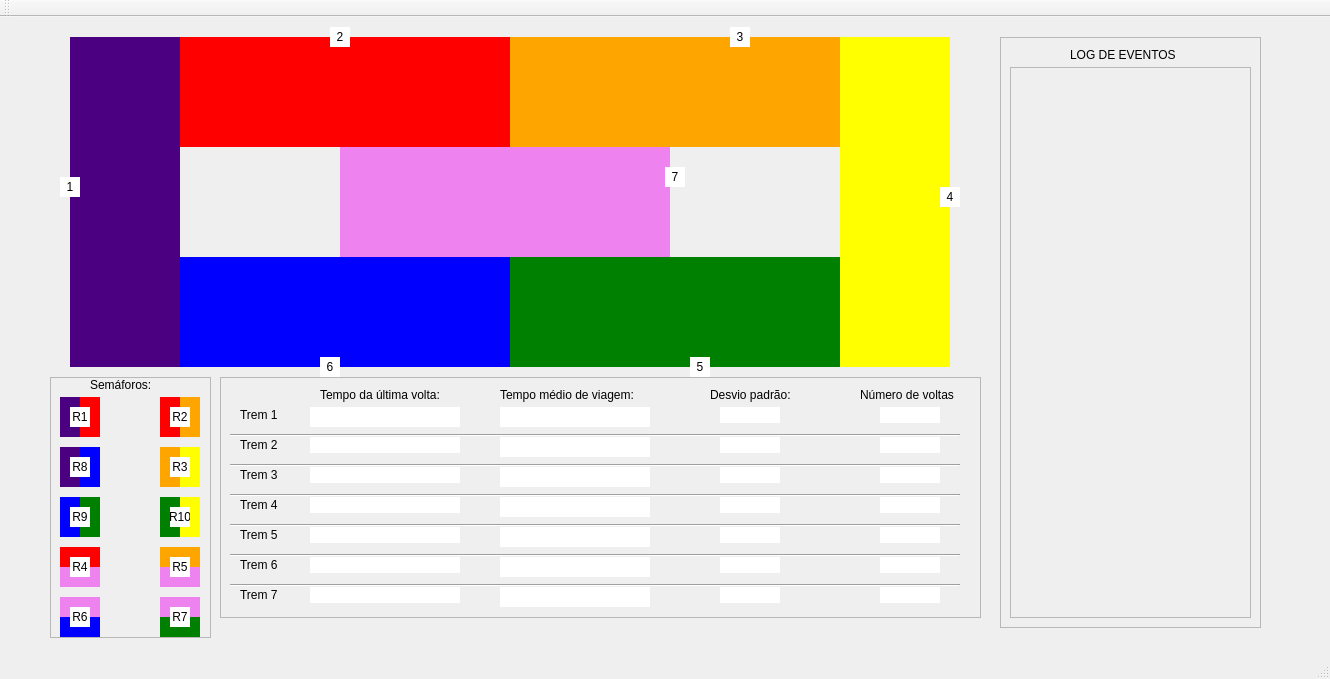
Above: mainwindow.ui from raquel-oliveira/Train before the change. Below: the same form after it.
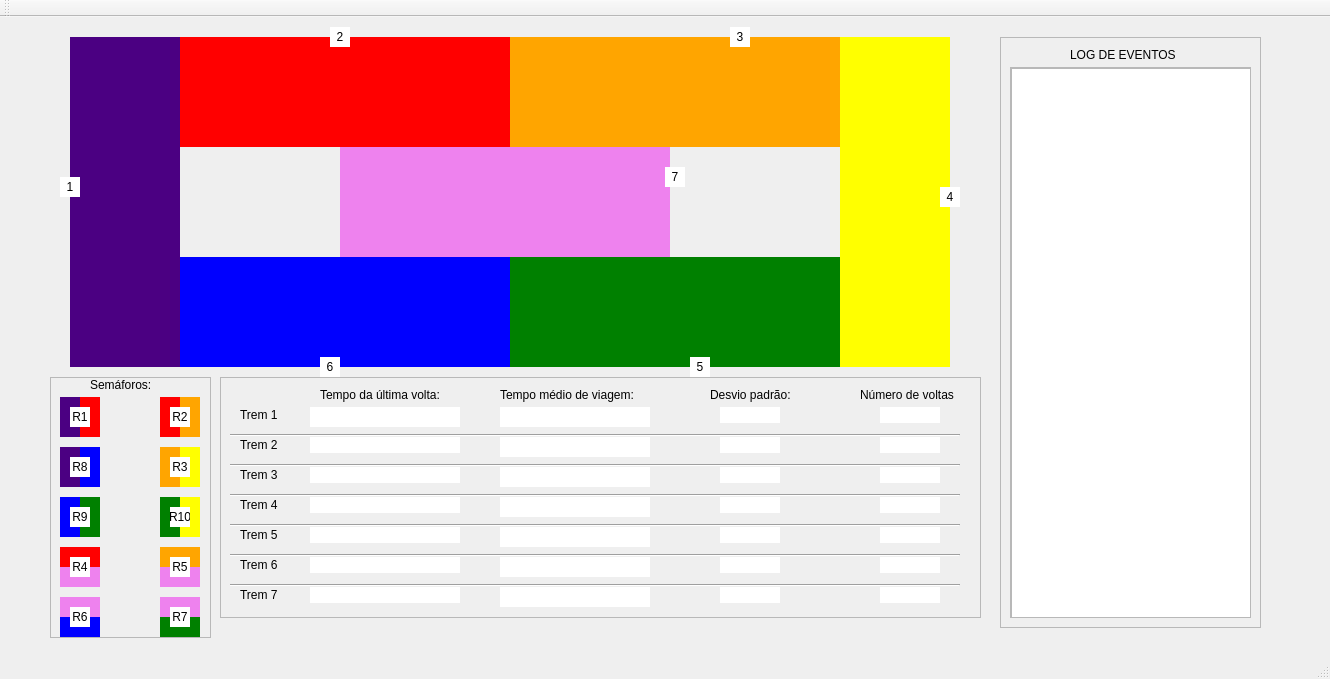
That is the form after the change.

The edit to the form file:
```diff
--- a/mainwindow.ui
+++ b/mainwindow.ui
@@ -1196,6 +1196,16 @@
         <height>549</height>
        </rect>
       </property>
+      <widget class="QListWidget" name="listWidget">
+       <property name="geometry">
+        <rect>
+         <x>0</x>
+         <y>0</y>
+         <width>241</width>
+         <height>551</height>
+        </rect>
+       </property>
+      </widget>
      </widget>
     </widget>
     <widget class="QLabel" name="label">
```
Left out of the diff: 1 changed line with no effect on the pictures.
